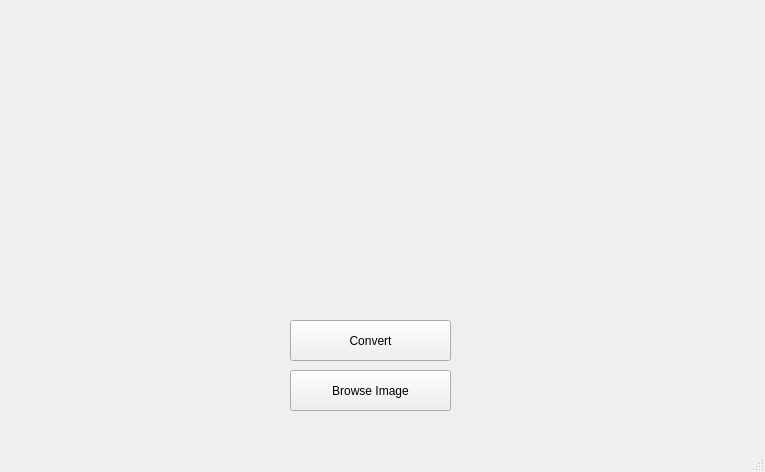
Above: window.ui from anhduy1202/gameboySimulator before the change. Below: the same form after it.
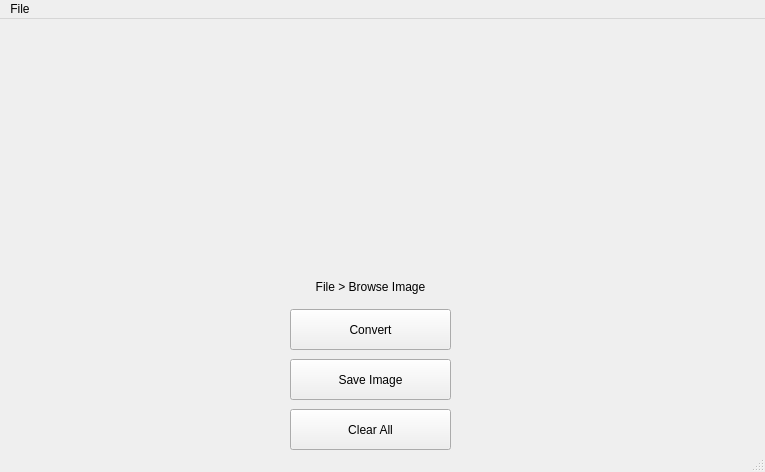
That is the form after the change.

Commit message: Adding menu bar, save image function, clear all function

What changed in the file:
```diff
--- a/window.ui
+++ b/window.ui
@@ -14,24 +14,11 @@
    <string>Image Converter</string>
   </property>
   <widget class="QWidget" name="centralwidget">
-   <widget class="QPushButton" name="browse_pushButton">
-    <property name="geometry">
-     <rect>
-      <x>290</x>
-      <y>370</y>
-      <width>161</width>
-      <height>41</height>
-     </rect>
-    </property>
-    <property name="text">
-     <string>Browse Image</string>
-    </property>
-   </widget>
    <widget class="QPushButton" name="convert_pushButton">
     <property name="geometry">
      <rect>
       <x>290</x>
-      <y>320</y>
+      <y>290</y>
       <width>161</width>
       <height>41</height>
      </rect>
@@ -39,14 +26,17 @@
     <property name="text">
      <string>Convert</string>
     </property>
+    <property name="checkable">
+     <bool>true</bool>
+    </property>
    </widget>
    <widget class="QLabel" name="original_image">
     <property name="geometry">
      <rect>
-      <x>0</x>
+      <x>10</x>
       <y>0</y>
-      <width>371</width>
-      <height>291</height>
+      <width>361</width>
+      <height>251</height>
      </rect>
     </property>
     <property name="autoFillBackground">
@@ -64,8 +54,8 @@
      <rect>
       <x>390</x>
       <y>0</y>
-      <width>371</width>
-      <height>291</height>
+      <width>361</width>
+      <height>251</height>
      </rect>
     </property>
     <property name="autoFillBackground">
@@ -78,6 +68,54 @@
      <set>Qt::AlignCenter</set>
     </property>
    </widget>
+   <widget class="QPushButton" name="save_pushButton">
+    <property name="geometry">
+     <rect>
+      <x>290</x>
+      <y>340</y>
+      <width>161</width>
+      <height>41</height>
+     </rect>
+    </property>
+    <property name="text">
+     <string>Save Image</string>
+    </property>
+   </widget>
+   <widget class="QPushButton" name="clear_pushButton">
+    <property name="enabled">
+     <bool>true</bool>
+    </property>
+    <property name="geometry">
+     <rect>
+      <x>290</x>
+      <y>390</y>
+      <width>161</width>
+      <height>41</height>
+     </rect>
+    </property>
+    <property name="text">
+     <string>Clear All</string>
+    </property>
+    <property name="checkable">
+     <bool>false</bool>
+    </property>
+   </widget>
+   <widget class="QLabel" name="label">
+    <property name="geometry">
+     <rect>
+      <x>310</x>
+      <y>260</y>
+      <width>121</width>
+      <height>16</height>
+     </rect>
+    </property>
+    <property name="text">
+     <string>File &gt; Browse Image</string>
+    </property>
+    <property name="alignment">
+     <set>Qt::AlignCenter</set>
+    </property>
+   </widget>
   </widget>
   <widget class="QMenuBar" name="menubar">
    <property name="geometry">
@@ -85,9 +123,18 @@
      <x>0</x>
      <y>0</y>
      <width>765</width>
-     <height>22</height>
+     <height>24</height>
     </rect>
    </property>
+   <widget class="QMenu" name="menuFile">
+    <property name="title">
+     <string>File</string>
+    </property>
+    <addaction name="actionBrowse_Image"/>
+    <addaction name="separator"/>
+    <addaction name="actionSave_As"/>
+   </widget>
+   <addaction name="menuFile"/>
   </widget>
   <widget class="QStatusBar" name="statusbar"/>
  </widget>
```
Left out of the diff: 22 changed lines with no effect on the pictures. The commit also changes 1 other file.
